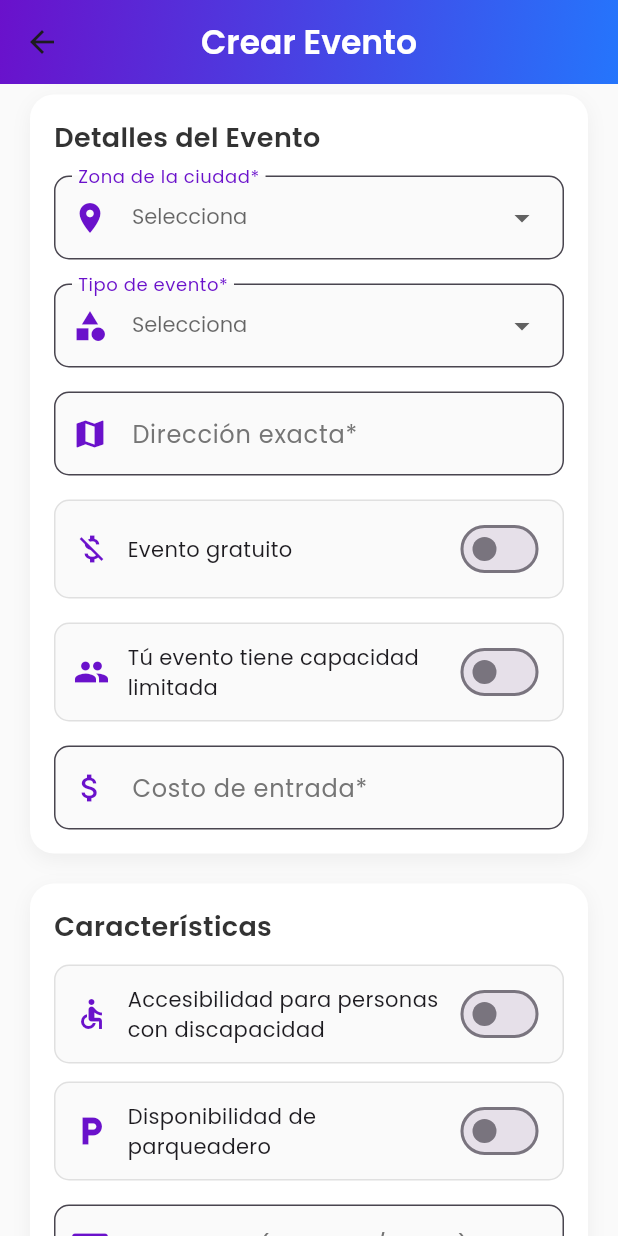
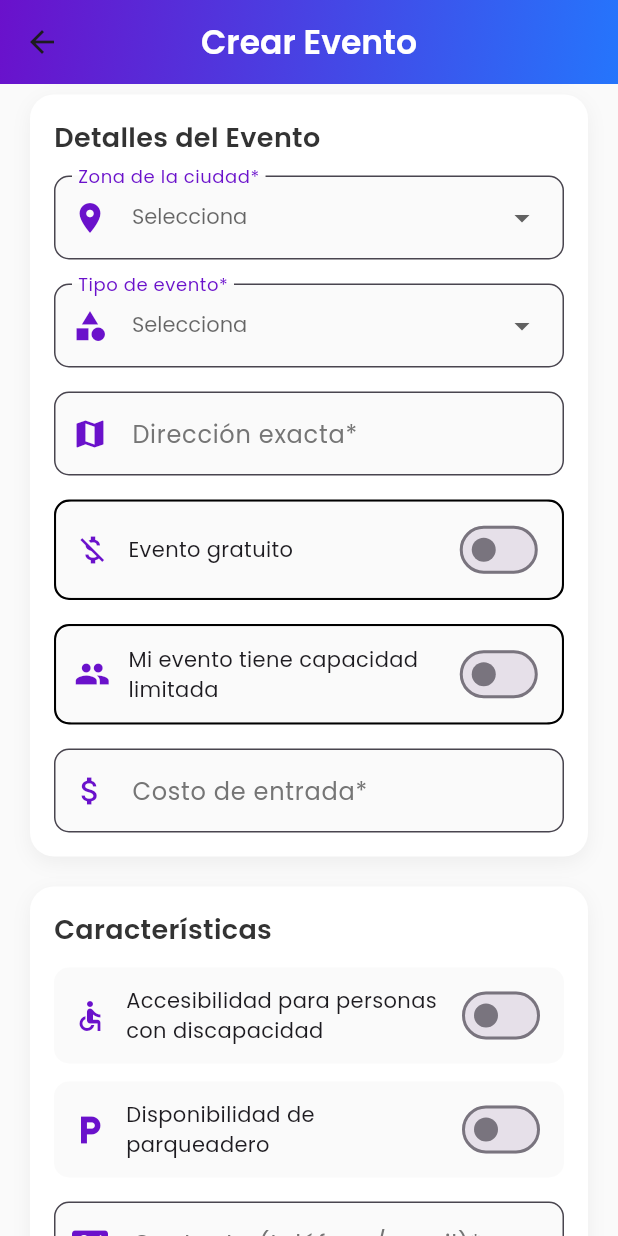
Before and after one commit to AlejoValdes10/mi-version-fiestafinder, a Flutter app: the AgregarEventoScreen screen opened directly with empty values, scrolled down 576 dp, on a phone screen of 412 x 824 dp. Run offline on Flutter 3.47's test engine with Material 3 defaults, Android fonts, the phone set to English and light mode, and no system bars; our stand-ins replace cached_network_image, cloud_firestore, firebase_auth, firebase_core, flutter_map, google_fonts and 4 more; missing offline and left inert: cloudinary_public; accounts and stored records are empty.

Commit message:
ahora si, agregar evento ready por alejandro valdes

```diff
--- a/lib/agregar_evento_screen.dart
+++ b/lib/agregar_evento_screen.dart
@@ -21,7 +21,7 @@ class AgregarEventoScreen extends StatefulWidget {
 class _AgregarEventoScreenState extends State<AgregarEventoScreen> {
   final _formKey = GlobalKey<FormState>();
   bool _esGratis = false;
-  bool _tieneCapacidad = false; // Nueva variable para controlar la capacidad
+  bool _tieneCapacidad = false;
 
   final _nombreController = TextEditingController();
   final _descripcionController = TextEditingController();
@@ -37,11 +37,9 @@ class _AgregarEventoScreenState extends State<AgregarEventoScreen> {
   final _nequiController = TextEditingController();
   final _daviplataController = TextEditingController();
 
-  // Credenciales de Cloudinary
   final String _cloudinaryCloudName = 'di6pgbrlu';
   final String _cloudinaryUploadPreset = 'fiesta_finder_preset';
 
-  // Zonas de la ciudad
   final List<String> _zonas = [
     'Norte',
     'Occidente',
@@ -53,7 +51,6 @@ class _AgregarEventoScreenState extends State<AgregarEventoScreen> {
     'Suroriente',
   ];
 
-  // Medios de pago
   final List<String> _mediosDePagoDisponibles = [
     'Efectivo',
     'Tarjeta crédito/débito',
@@ -245,7 +242,6 @@ class _AgregarEventoScreenState extends State<AgregarEventoScreen> {
 
     if (!_formKey.currentState!.validate()) return;
 
-    // Validación para eventos de pago
     if (!_esGratis) {
       if (_tieneCapacidad && _capacidadController.text.isEmpty) {
         _showErrorSnackBar('Por favor ingresa la capacidad del evento');
@@ -261,7 +257,6 @@ class _AgregarEventoScreenState extends State<AgregarEventoScreen> {
       }
     }
 
-    // Validación para eventos gratis
     if (_esGratis) {
       if (_costoController.text.isNotEmpty && _costoController.text != "0") {
         _showErrorSnackBar('Un evento gratis no puede tener costo');
@@ -275,6 +270,22 @@ class _AgregarEventoScreenState extends State<AgregarEventoScreen> {
         _showErrorSnackBar('Por favor ingresa la capacidad del evento');
         return;
       }
+    }
+
+    if (_mediosSeleccionados.contains('Transferencia bancaria') &&
+        _cuentaBancariaController.text.isEmpty) {
+      _showErrorSnackBar('Ingresa la cuenta bancaria');
+      return;
+    }
+    if (_mediosSeleccionados.contains('Nequi') &&
+        _nequiController.text.isEmpty) {
+      _showErrorSnackBar('Ingresa el número de Nequi');
+      return;
+    }
+    if (_mediosSeleccionados.contains('Daviplata') &&
+        _daviplataController.text.isEmpty) {
+      _showErrorSnackBar('Ingresa el número de Daviplata');
+      return;
     }
 
     setState(() => _isLoading = true);
@@ -317,13 +328,12 @@ class _AgregarEventoScreenState extends State<AgregarEventoScreen> {
         'creatorId': widget.user.uid,
         'createdAt': FieldValue.serverTimestamp(),
         'status': 'pending',
-        'capacidad': int.tryParse(_capacidadController.text) ?? 0,
-        'costo':
-            _esGratis ? 0.0 : (double.tryParse(_costoController.text) ?? 0.0),
-        'esGratis': _esGratis, // Añadido al documento
+        'capacidad': _tieneCapacidad ? (int.tryParse(_capacidadController.text) ?? 0) : 0,
+        'costo': _esGratis ? 0.0 : (double.tryParse(_costoController.text) ?? 0.0),
+        'esGratis': _esGratis,
+        'tieneCapacidad': _tieneCapacidad,
         'direccion': _direccionController.text.trim(),
-        'ubicacion':
-            _ubicacionEvento != null
+        'ubicacion': _ubicacionEvento != null
             ? GeoPoint(
                 _ubicacionEvento!.latitude,
                 _ubicacionEvento!.longitude,
@@ -363,8 +373,7 @@ class _AgregarEventoScreenState extends State<AgregarEventoScreen> {
         backgroundColor: Colors.green,
         behavior: SnackBarBehavior.floating,
         shape: RoundedRectangleBorder(borderRadius: BorderRadius.circular(10)),
-      ),
-    );
+    ));
   }
 
   void _showErrorSnackBar(String message) {
@@ -374,8 +383,7 @@ class _AgregarEventoScreenState extends State<AgregarEventoScreen> {
         backgroundColor: Colors.red,
         behavior: SnackBarBehavior.floating,
         shape: RoundedRectangleBorder(borderRadius: BorderRadius.circular(10)),
-      ),
-    );
+    ));
   }
 
   @override
@@ -424,8 +432,7 @@ class _AgregarEventoScreenState extends State<AgregarEventoScreen> {
           borderRadius: BorderRadius.vertical(bottom: Radius.circular(20)),
         ),
       ),
-      body:
-          _isLoading
+      body: _isLoading
           ? Center(
               child: CircularProgressIndicator(color: Color(0xFF6A11CB)),
             )
@@ -479,13 +486,8 @@ class _AgregarEventoScreenState extends State<AgregarEventoScreen> {
                       child: ElevatedButton(
                         onPressed: _submitEvent,
                         style: ElevatedButton.styleFrom(
-                            backgroundColor: const Color.fromARGB(
-                              0,
-                              209,
-                              28,
-                              28,
-                            ),
-                            shadowColor: const Color.fromARGB(0, 255, 4, 4),
+                          backgroundColor: Colors.transparent,
+                          shadowColor: Colors.transparent,
                           padding: EdgeInsets.symmetric(vertical: 16),
                           shape: RoundedRectangleBorder(
                             borderRadius: BorderRadius.circular(12),
@@ -518,9 +520,15 @@ class _AgregarEventoScreenState extends State<AgregarEventoScreen> {
         decoration: BoxDecoration(
           color: Colors.grey[200],
           borderRadius: BorderRadius.circular(16),
+          boxShadow: [
+            BoxShadow(
+              color: Colors.black.withOpacity(0.1),
+              blurRadius: 8,
+              offset: Offset(0, 4),
             ),
-        child:
-            _imageFile != null
+          ],
+        ),
+        child: _imageFile != null
             ? ClipRRect(
                 borderRadius: BorderRadius.circular(16),
                 child: Image.file(_imageFile!, fit: BoxFit.cover),
@@ -579,9 +587,7 @@ class _AgregarEventoScreenState extends State<AgregarEventoScreen> {
                     lastDate: DateTime(DateTime.now().year + 2),
                   );
                   if (picked != null) {
-                    _fechaController.text = DateFormat(
-                      'yyyy-MM-dd',
-                    ).format(picked);
+                    _fechaController.text = DateFormat('yyyy-MM-dd').format(picked);
                   }
                 },
               ),
@@ -687,16 +693,14 @@ class _AgregarEventoScreenState extends State<AgregarEventoScreen> {
                 options: MapOptions(center: _ubicacionEvento, zoom: 15.0),
                 children: [
                   TileLayer(
-                    urlTemplate:
-                        'https://{s}.tile.openstreetmap.org/{z}/{x}/{y}.png',
+                    urlTemplate: 'https://{s}.tile.openstreetmap.org/{z}/{x}/{y}.png',
                     subdomains: ['a', 'b', 'c'],
                   ),
                   MarkerLayer(
                     markers: [
                       Marker(
                         point: _ubicacionEvento!,
-                        builder:
-                            (ctx) => Icon(
+                        builder: (ctx) => Icon(
                           Icons.location_pin,
                           color: Colors.red,
                           size: 40,
@@ -710,13 +714,16 @@ class _AgregarEventoScreenState extends State<AgregarEventoScreen> {
           ),
         ],
         SizedBox(height: 16),
-        _buildModernSwitch(
+        Container(
+          decoration: BoxDecoration(
+            border: Border.all(color: Colors.black, width: 1.5),
+            borderRadius: BorderRadius.circular(10),
+          ),
+          child: _buildModernSwitch(
             value: _esGratis,
-          onChanged:
-              (val) => setState(() {
+            onChanged: (val) => setState(() {
               _esGratis = val;
               if (val) {
-                  // Si es gratis, limpiamos los medios de pago y el costo
                 _mediosSeleccionados.clear();
                 _costoController.clear();
               }
@@ -724,18 +731,24 @@ class _AgregarEventoScreenState extends State<AgregarEventoScreen> {
             label: 'Evento gratuito',
             icon: Icons.money_off,
           ),
+        ),
         SizedBox(height: 16),
-        _buildModernSwitch(
+        Container(
+          decoration: BoxDecoration(
+            border: Border.all(color: Colors.black, width: 1.5),
+            borderRadius: BorderRadius.circular(10),
+          ),
+          child: _buildModernSwitch(
             value: _tieneCapacidad,
-          onChanged:
-              (val) => setState(() {
+            onChanged: (val) => setState(() {
               _tieneCapacidad = val;
               if (!val) {
                 _capacidadController.clear();
               }
             }),
-          label: 'Tú evento tiene capacidad limitada',
+            label: 'Mi evento tiene capacidad limitada',
             icon: Icons.people,
+          ),
         ),
         if (_tieneCapacidad) ...[
           SizedBox(height: 16),
@@ -789,8 +802,7 @@ class _AgregarEventoScreenState extends State<AgregarEventoScreen> {
           isDense: true,
           isExpanded: true,
           style: GoogleFonts.poppins(color: Colors.black87),
-          items:
-              items.map((String value) {
+          items: items.map((String value) {
             return DropdownMenuItem<String>(
               value: value,
               child: Text(value),
@@ -867,7 +879,6 @@ class _AgregarEventoScreenState extends State<AgregarEventoScreen> {
       decoration: BoxDecoration(
         color: Colors.grey[50],
         borderRadius: BorderRadius.circular(10),
-        border: Border.all(color: Colors.grey[300]!),
       ),
       padding: EdgeInsets.symmetric(horizontal: 12, vertical: 8),
       child: Row(
@@ -894,7 +905,7 @@ class _AgregarEventoScreenState extends State<AgregarEventoScreen> {
           'Selecciona los medios de pago aceptados:',
           style: GoogleFonts.poppins(
             fontSize: 14,
-            color: _esGratis ? Colors.grey : Colors.grey[700],
+            color: _esGratis ? Colors.grey : Colors.grey[700]
           ),
         ),
         SizedBox(height: 12),
@@ -905,16 +916,12 @@ class _AgregarEventoScreenState extends State<AgregarEventoScreen> {
             child: Wrap(
               spacing: 8,
               runSpacing: 8,
-              children:
-                  _mediosDePagoDisponibles.map((medio) {
+              children: _mediosDePagoDisponibles.map((medio) {
                 final isSelected = _mediosSeleccionados.contains(medio);
                 return ChoiceChip(
                   label: Text(medio),
                   selected: isSelected,
-                      onSelected:
-                          _esGratis
-                              ? null
-                              : (selected) {
+                  onSelected: _esGratis ? null : (selected) {
                     setState(() {
                       if (selected) {
                         _mediosSeleccionados.add(medio);
```
Lines whose indentation alone changed are shown as unchanged.
